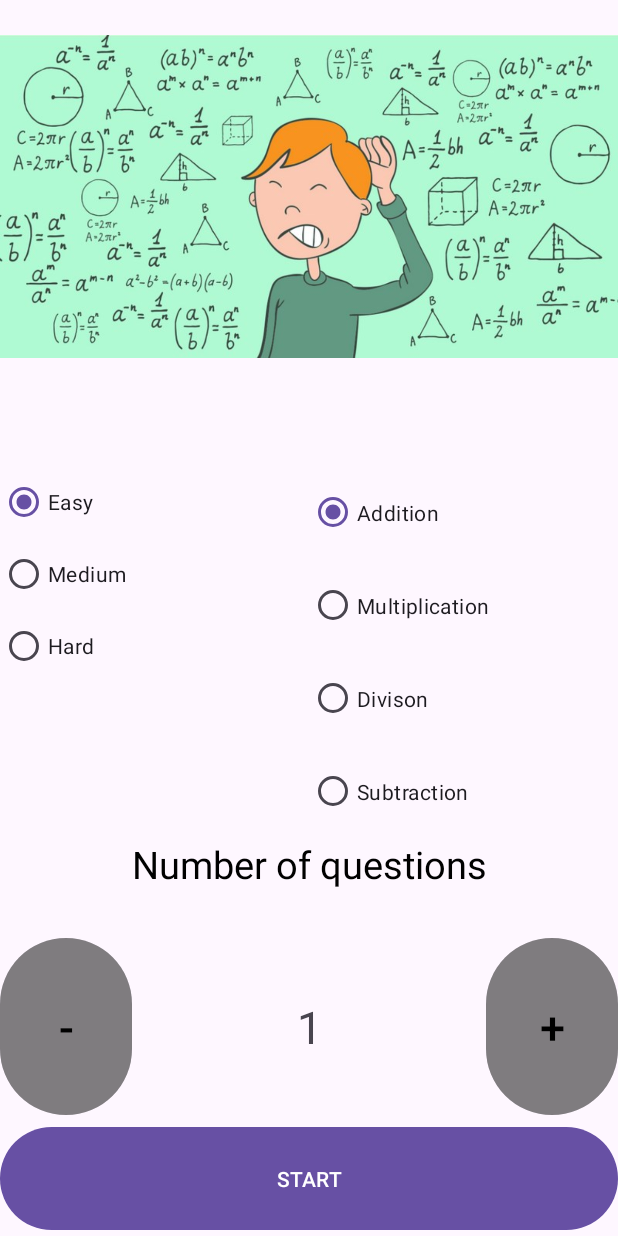
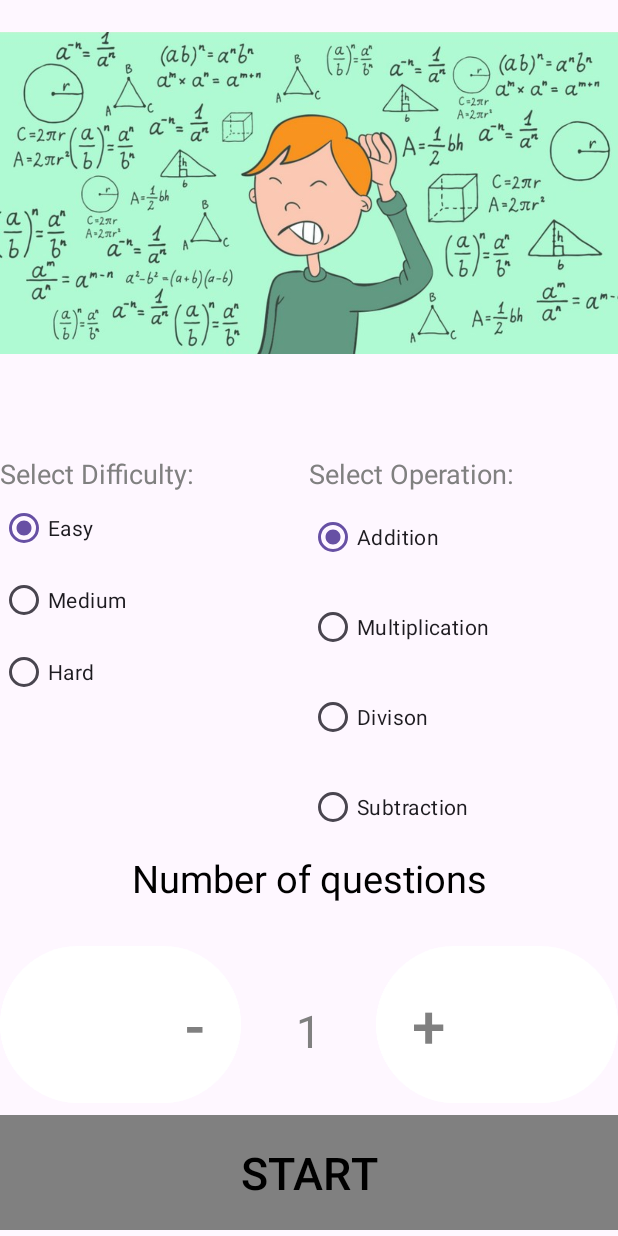
Before and after one commit to pascalkoj/project3, an Android app: the fragment StartScreen shown on its own in the app's theme, on a phone screen of 412 x 824 dp. Run offline under Robolectric (Android 15) with nearby library versions, the phone set to English and light mode, and no system bars; 4 statements that could not run were skipped.

Commit message:
proj4 part 2 an d french fries with that please

```diff
--- a/app/src/main/res/layout/fragment_start_screen.xml
+++ b/app/src/main/res/layout/fragment_start_screen.xml
@@ -26,7 +26,8 @@
             android:layout_width="match_parent"
             android:layout_height="wrap_content"
             android:layout_weight="0.05"
-            android:textSize="25dp" />
+            android:textSize="25dp"
+            />
 
         <LinearLayout
             android:layout_width="match_parent"
@@ -34,12 +35,23 @@
             android:layout_weight="0.2"
             android:orientation="horizontal">
 
+
+
             <RadioGroup
                 android:id="@+id/radioGroupDifficulty"
                 android:layout_width="match_parent"
                 android:layout_height="match_parent"
                 android:layout_weight="1"
                 android:checkedButton="@id/bEasy">
+
+                <TextView
+                    android:layout_width="wrap_content"
+                    android:layout_height="wrap_content"
+                    android:text="Select Difficulty:"
+                    android:textSize="18dp"
+                    android:textColor="#808080">
+
+                </TextView>
 
                 <RadioButton
                     android:id="@+id/bEasy"
@@ -66,6 +78,15 @@
                 android:layout_height="match_parent"
                 android:layout_weight="1"
                 android:checkedButton="@id/bAddition">
+
+                <TextView
+                    android:layout_width="wrap_content"
+                    android:layout_height="wrap_content"
+                    android:text="Select Operation:"
+                    android:textSize="18dp"
+                    android:textColor="#808080">
+
+                </TextView>
 
                 <RadioButton
                     android:id="@+id/bAddition"
@@ -118,10 +139,12 @@
                 android:id="@+id/bLessQuestions"
                 android:layout_width="wrap_content"
                 android:layout_height="match_parent"
-                android:backgroundTint="#4B000000"
+                android:backgroundTint="@color/white"
+                android:layout_weight="1"
                 android:text="-"
-                android:textColor="#000000"
-                android:textSize="30dp" />
+                android:textColor="#808080"
+                android:textAlignment="textEnd"
+                android:textSize="40dp" />
 
             <TextView
                 android:id="@+id/textNumQuestions"
@@ -130,16 +153,19 @@
                 android:layout_weight="1"
                 android:text="1"
                 android:textAlignment="center"
-                android:textSize="30dp" />
+                android:textSize="30dp"
+                android:textColor="#808080"/>
 
             <Button
                 android:id="@+id/bMoreQuestions"
+                android:layout_weight="1"
                 android:layout_width="wrap_content"
                 android:layout_height="match_parent"
-                android:backgroundTint="#4B000000"
+                android:backgroundTint="@color/white"
                 android:text="+"
-                android:textColor="#000000"
-                android:textSize="30dp" />
+                android:textColor="#808080"
+                android:textAlignment="textStart"
+                android:textSize="40dp" />
         </LinearLayout>
 
         <Button
@@ -147,7 +173,11 @@
             android:layout_width="match_parent"
             android:layout_height="wrap_content"
             android:layout_weight="0.1"
-            android:text="START" />
+            android:text="START"
+            android:textSize="30dp"
+            android:textColor="@color/black"
+            android:backgroundTint="#808080"
+            app:cornerRadius="0dp"/>
     </LinearLayout>
 
 </FrameLayout>
```
